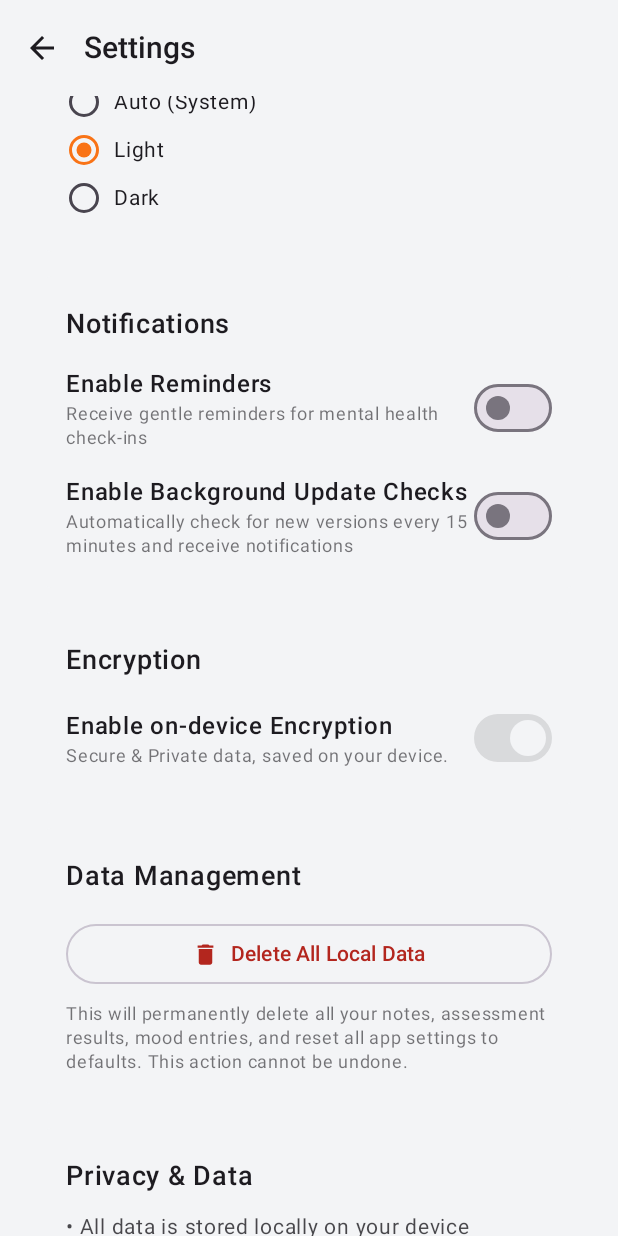
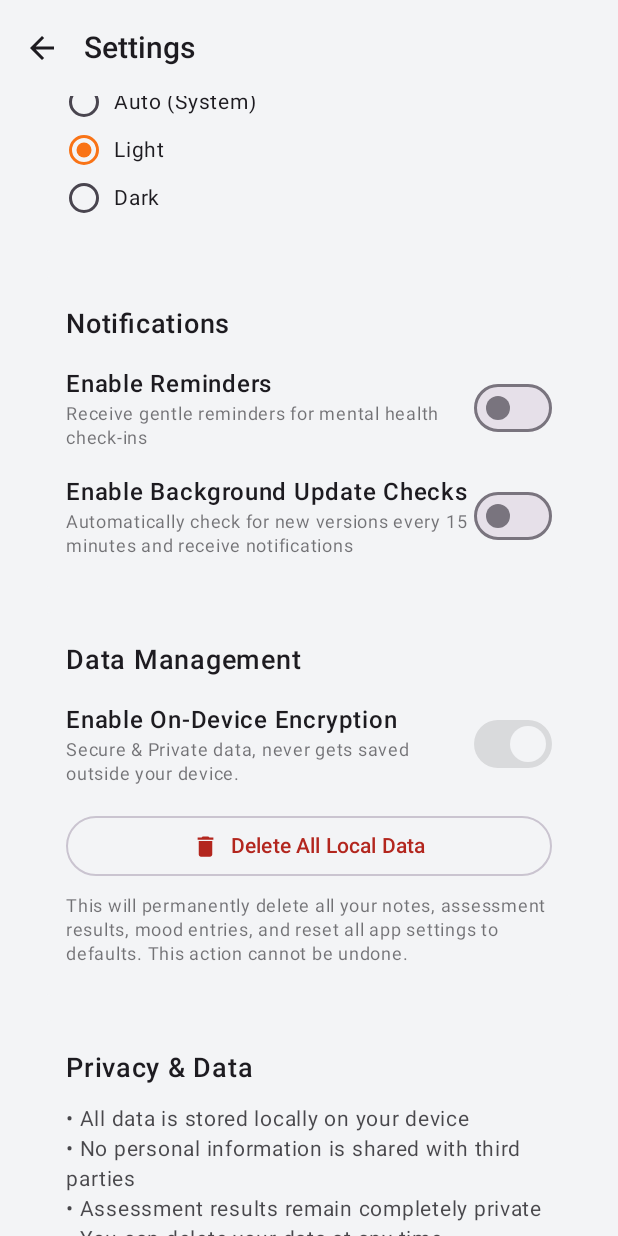
Before and after one commit to AlphaGameDeveloper/Seen, an Android app built with Jetpack Compose: the composable SettingsScreen shown on its own in the app's theme, scrolled down 532 dp, on a phone screen of 412 x 824 dp. Run offline under Robolectric (Android 15) with nearby library versions, the light colour scheme and no system bars.

Commit message:
refactor: Move encryption to below data managment

```diff
--- a/app/src/main/java/dev/alphagame/seen/screens/SettingsScreen.kt
+++ b/app/src/main/java/dev/alphagame/seen/screens/SettingsScreen.kt
@@ -519,56 +519,7 @@ fun SettingsScreen(
                 }
             }
 
-            Card(
-                modifier = Modifier.fillMaxWidth(),
-                shape = RoundedCornerShape(12.dp),
-                colors = CardDefaults.cardColors(
-                    containerColor = MaterialTheme.colorScheme.surface
-                )
-            ) {
-                Column(
-                    modifier = Modifier.padding(20.dp)
-                ) {
-                    Text(
-                        text = translation.encryption,
-                        fontSize = 18.sp,
-                        fontWeight = FontWeight.SemiBold,
-                        color = MaterialTheme.colorScheme.onSurface
-                    )
 
-                    Spacer(modifier = Modifier.height(16.dp))
-
-                    Row(
-                        modifier = Modifier.fillMaxWidth(),
-                        horizontalArrangement = Arrangement.SpaceBetween,
-                        verticalAlignment = Alignment.CenterVertically
-                    ) {
-                        Column(modifier = Modifier.weight(1f)) {
-                            Text(
-                                text = translation.enableEncryption,
-                                fontSize = 16.sp,
-                                fontWeight = FontWeight.Medium,
-                                color = MaterialTheme.colorScheme.onSurface
-                            )
-
-                            Text(
-                                text = translation.encryptionDescription,
-                                fontSize = 12.sp,
-                                color = MaterialTheme.colorScheme.onSurface.copy(alpha = 0.6f),
-                                lineHeight = 16.sp
-                            )
-                        }
-
-                        Switch(
-                            checked = true,
-                            enabled = false, // purely visual
-                            onCheckedChange = { checked ->
-                                Log.e("SettingsScreen", "haha nope") // purely cosmetic
-                            }
-                        )
-                    }
-                }
-            }
             if (FeatureFlags.SETTINGS_AI_FEATURES) {
                 // Privacy & Assessment Settings Section
                 Card(
@@ -793,6 +744,37 @@ fun SettingsScreen(
 
                     Spacer(modifier = Modifier.height(16.dp))
 
+                    Row(
+                        modifier = Modifier.fillMaxWidth(),
+                        horizontalArrangement = Arrangement.SpaceBetween,
+                        verticalAlignment = Alignment.CenterVertically
+                    ) {
+                        Column(modifier = Modifier.weight(1f)) {
+                            Text(
+                                text = translation.enableEncryption,
+                                fontSize = 16.sp,
+                                fontWeight = FontWeight.Medium,
+                                color = MaterialTheme.colorScheme.onSurface
+                            )
+
+                            Text(
+                                text = translation.encryptionDescription,
+                                fontSize = 12.sp,
+                                color = MaterialTheme.colorScheme.onSurface.copy(alpha = 0.6f),
+                                lineHeight = 16.sp
+                            )
+                        }
+
+                        Switch(
+                            checked = true,
+                            enabled = false, // purely visual
+                            onCheckedChange = { checked ->
+                                Log.e("SettingsScreen", "haha nope") // purely cosmetic
+                            }
+                        )
+                    }
+
+                    Spacer(modifier = Modifier.height(16.dp))
                     OutlinedButton(
                         onClick = { showDeleteDialog = true },
                         modifier = Modifier.fillMaxWidth(),
--- a/app/src/main/java/dev/alphagame/seen/translations/EnglishTranslation.kt
+++ b/app/src/main/java/dev/alphagame/seen/translations/EnglishTranslation.kt
@@ -184,8 +184,8 @@ class EnglishTranslation : Translation() {
     override val enableReminders = "Enable Reminders"
     override val enableRemindersDescription = "Receive gentle reminders for mental health check-ins"
     override val encryption = "Encryption"
-    override val enableEncryption = "Enable on-device Encryption"
-    override val encryptionDescription = "Secure & Private data, saved on your device."
+    override val enableEncryption = "Enable On-Device Encryption"
+    override val encryptionDescription = "Secure & Private data, never gets saved outside your device."
     override val aiFeatures = "AI Features"
     override val enableAIFeatures = "Enable AI Features"
     override val aiFeaturesDescription = "Get personalized insights and suggestions (Coming Soon)"
```
